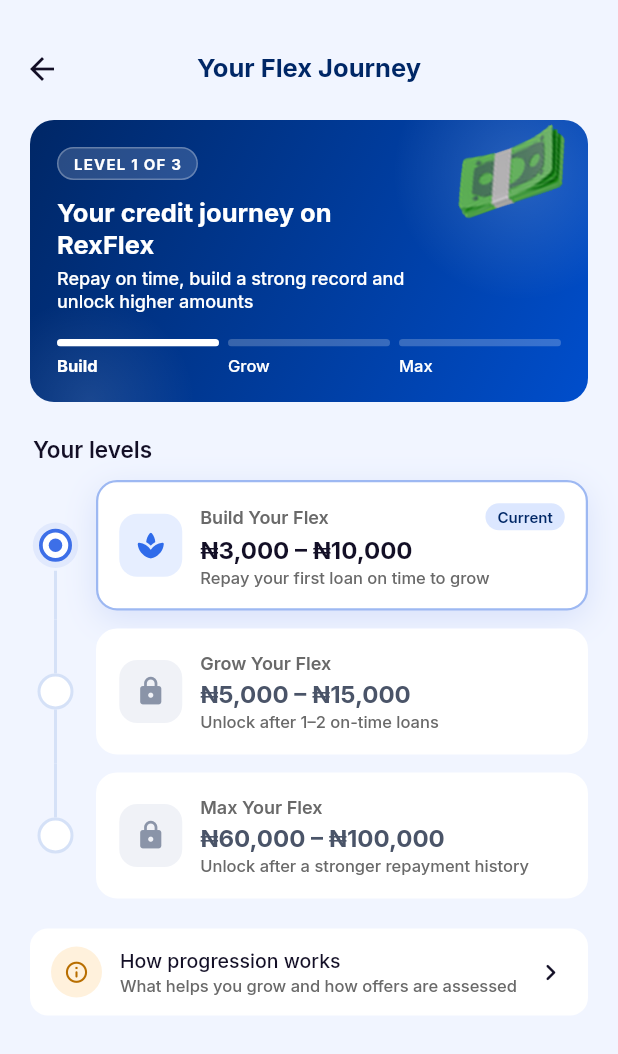
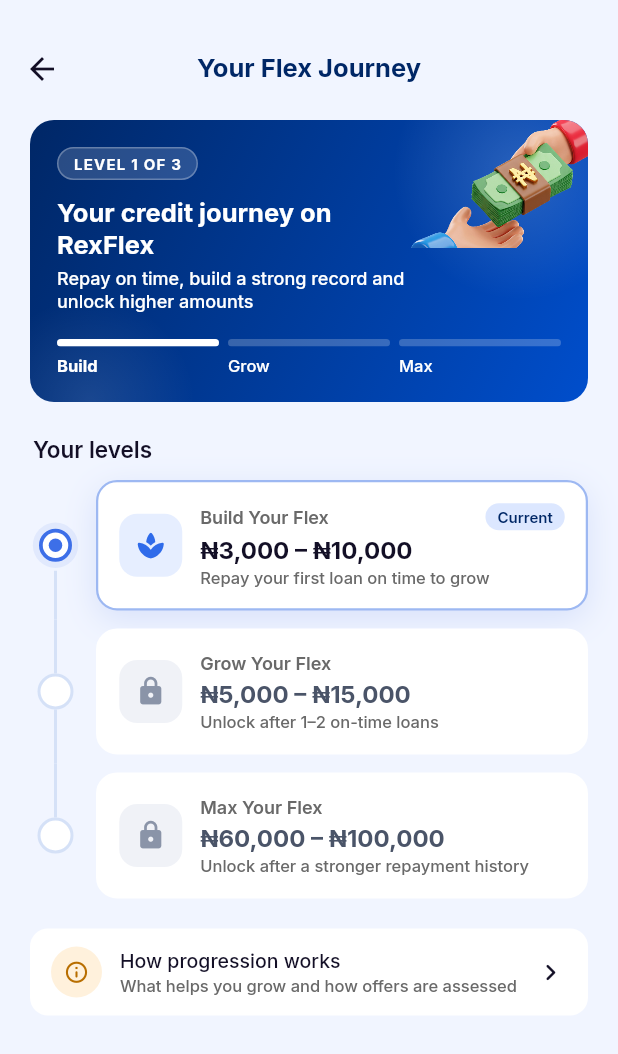
Before and after one commit to Kent-Sammy/rexverse, a Flutter app: the RexFlexDashboard screen opened directly with empty values, after a tap on "View My Flex Journey", on a phone screen of 412 x 824 dp. Shown: the top 1054 px of the screen. Run offline on Flutter 3.47's test engine with Material 3 defaults, Android fonts, the phone set to English and light mode, and no system bars; our stand-ins replace audioplayers, file_picker, flutter_svg, speech_to_text; accounts and stored records are empty; project files that could hold a hidden picture were left out.

Commit message:
RexFlex: use the design owner's Figma exports
Replace the screenshot-cut stand-ins with the exported illustrations
(trimmed to content): hero, flat and tilted cash, and the Flex Journey
hands. Use the exported money icons on the loan stats and the safe-lock
icon on note boxes. Every raster now draws at 3x or better. The term
card shows the tilted cash bleeding off its corner, as in Figma.

Co-Authored-By: Claude Opus 5.5 <noreply@anthropic.com>
Claude-Session: https://claude.ai/code/session_01EjWxE6W9E8HwFDXk54C2wv

```diff
--- a/rex_atlas/lib/core/design_system/rex_icons.dart
+++ b/rex_atlas/lib/core/design_system/rex_icons.dart
@@ -37,7 +37,11 @@ enum RexSvg {
   navBorrow('nav_borrow'),
   navMore('nav_more'),
   eye('eye'), // balance visibility ("Show")
-  chevron('chevron'); // Iconly/Light/Arrow - Down 2 (">" chevrons)
+  chevron('chevron'), // Iconly/Light/Arrow - Down 2 (">" chevrons)
+  // RexFlex exports (keep their own colours):
+  flexMoneyRepaid('flex_money_repaid'), // yellow, "Amount Repaid"
+  flexMoneyTotal('flex_money_total'), // green, "Total Repayment"
+  flexSafeLock('flex_safe_lock'); // amber, note boxes
 
   const RexSvg(this.file);
   final String file;
--- a/rex_atlas/lib/features/rexflex/presentation/screens/rexflex_screens.dart
+++ b/rex_atlas/lib/features/rexflex/presentation/screens/rexflex_screens.dart
@@ -132,15 +132,15 @@ class RexFlexOpener extends StatelessWidget {
                 child: ListView(
                   padding: EdgeInsets.zero,
                   children: [
-                    SizedBox(height: math.max(pad.top, 20) + 26),
+                    SizedBox(height: math.max(pad.top, 20) + 56),
                     const ExcludeSemantics(
                       child: Appear(
                         offset: 20,
                         fromScale: 0.96,
-                        // Fixed 296:210 frame (as in Figma); any export of
-                        // the illustration fills it without moving layout.
+                        // Figma export trimmed to its content (1206 × 681,
+                        // 3× of the 402 pt width).
                         child: AspectRatio(
-                          aspectRatio: 296 / 210,
+                          aspectRatio: 1206 / 681,
                           child: Image(
                             image: AssetImage(FlexAssets.hero),
                             fit: BoxFit.cover,
@@ -149,7 +149,7 @@ class RexFlexOpener extends StatelessWidget {
                         ),
                       ),
                     ),
-                    const SizedBox(height: 26),
+                    const SizedBox(height: 54),
                     Semantics(
                       header: true,
                       child: Text(
@@ -298,6 +298,7 @@ class _RepaymentTermScreenState extends State<RepaymentTermScreen> {
           label: 'Available loan amount',
           amountKobo: widget.offerKobo,
           caption: 'Choose a repayment term that works for you',
+          tiltedCash: true,
         ),
         const SizedBox(height: 12),
         for (var i = 0; i < _terms.length; i++)
@@ -784,9 +785,8 @@ class _LoanDetailsScreenState extends State<LoanDetailsScreen> {
                     child: Row(
                       children: [
                         _Stat(
-                          icon: Icons.account_balance_wallet_rounded,
+                          icon: RexSvg.flexMoneyRepaid,
                           bg: const Color(0xFFFFF4D6),
-                          fg: const Color(0xFFE0A100),
                           label: 'Amount Repaid',
                           value: Naira.grouped(loan.repaidKobo),
                         ),
@@ -795,9 +795,8 @@ class _LoanDetailsScreenState extends State<LoanDetailsScreen> {
                           color: RexColors.divider,
                         ),
                         _Stat(
-                          icon: Icons.account_balance_wallet_rounded,
+                          icon: RexSvg.flexMoneyTotal,
                           bg: const Color(0xFFDDF7E3),
-                          fg: const Color(0xFF22A447),
                           label: 'Total Repayment',
                           value: Naira.grouped(loan.totalKobo),
                         ),
@@ -1018,13 +1017,11 @@ class _Stat extends StatelessWidget {
   const _Stat({
     required this.icon,
     required this.bg,
-    required this.fg,
     required this.label,
     required this.value,
   });
-  final IconData icon;
+  final RexSvg icon;
   final Color bg;
-  final Color fg;
   final String label;
   final String value;
 
@@ -1039,7 +1036,8 @@ class _Stat extends StatelessWidget {
             color: bg,
             borderRadius: BorderRadius.circular(10),
           ),
-          child: Icon(icon, size: 20, color: fg),
+          alignment: Alignment.center,
+          child: RexSvgIcon(icon, size: 22),
         ),
         const SizedBox(width: 10),
         Expanded(
@@ -1288,13 +1286,15 @@ class _JourneyHero extends StatelessWidget {
               bottom: -70,
               child: _Glow(size: 140, alpha: 0.10),
             ),
-            Positioned(
-              right: 10,
-              top: 14,
-              child: Transform.rotate(
-                angle: -0.35,
-                child: const ExcludeSemantics(
-                  child: Image(image: AssetImage(FlexAssets.cash), width: 82),
+            // Figma banner: the hands illustration in the top-right corner.
+            const Positioned(
+              right: 0,
+              top: 0,
+              child: ExcludeSemantics(
+                child: Image(
+                  image: AssetImage(FlexAssets.journey),
+                  width: 118,
+                  filterQuality: FilterQuality.high,
                 ),
               ),
             ),
@@ -1326,7 +1326,7 @@ class _JourneyHero extends StatelessWidget {
                   ),
                   const SizedBox(height: 12),
                   Padding(
-                    padding: const EdgeInsets.only(right: 96),
+                    padding: const EdgeInsets.only(right: 104),
                     child: Column(
                       crossAxisAlignment: CrossAxisAlignment.start,
                       children: [
--- a/rex_atlas/lib/features/rexflex/presentation/widgets/flex_ui.dart
+++ b/rex_atlas/lib/features/rexflex/presentation/widgets/flex_ui.dart
@@ -31,10 +31,11 @@ abstract final class FlexColors {
 }
 
 abstract final class FlexAssets {
-  /// Stand-ins cut from the Figma section screenshot (the MCP export quota
-  /// was used up). Replace with full-resolution exports of the same name.
-  static const hero = 'assets/images/rexflex/rexflex_hero.png';
-  static const cash = 'assets/images/rexflex/rexflex_cash.png';
+  /// Figma exports supplied by the design owner (3×, transparent).
+  static const hero = 'assets/images/rexflex/rexflex_hero.png'; // 1206×681
+  static const cash = 'assets/images/rexflex/rexflex_cash.png'; // 246×124
+  static const cashTilt = 'assets/images/rexflex/rexflex_cash_tilt.png';
+  static const journey = 'assets/images/rexflex/rexflex_journey.png';
 }
 
 /// `₦ 3,112.00` – the balance-card style with a space after the sign.
@@ -251,15 +252,20 @@ class FlexBalanceCard extends StatelessWidget {
     required this.label,
     required this.amountKobo,
     required this.caption,
+    this.tiltedCash = false,
   });
   final String label;
   final int amountKobo;
   final String caption;
 
+  /// The "Available loan amount" card shows the tilted cash bleeding off the
+  /// corner; the balance cards show the flat stack.
+  final bool tiltedCash;
+
   @override
   Widget build(BuildContext context) {
-    return Container(
-      padding: const EdgeInsets.fromLTRB(16, 16, 12, 16),
+    final body = Container(
+      padding: EdgeInsets.fromLTRB(16, 16, tiltedCash ? 96 : 12, 16),
       decoration: BoxDecoration(
         gradient: const LinearGradient(
           colors: [RexColors.userGradientStart, RexColors.userGradientEnd],
@@ -301,8 +307,33 @@ class FlexBalanceCard extends StatelessWidget {
               ],
             ),
           ),
-          const ExcludeSemantics(
-            child: Image(image: AssetImage(FlexAssets.cash), width: 84),
+          if (!tiltedCash)
+            const ExcludeSemantics(
+              child: Image(
+                image: AssetImage(FlexAssets.cash),
+                width: 80,
+                filterQuality: FilterQuality.high,
+              ),
+            ),
+        ],
+      ),
+    );
+    if (!tiltedCash) return body;
+    return ClipRRect(
+      borderRadius: BorderRadius.circular(12),
+      child: Stack(
+        children: [
+          body,
+          const Positioned(
+            right: 0,
+            bottom: 0,
+            child: ExcludeSemantics(
+              child: Image(
+                image: AssetImage(FlexAssets.cashTilt),
+                width: 86,
+                filterQuality: FilterQuality.high,
+              ),
+            ),
           ),
         ],
       ),
@@ -388,7 +419,7 @@ class FlexNote extends StatelessWidget {
     ),
     child: Row(
       children: [
-        const Icon(Icons.shield_rounded, size: 16, color: FlexColors.noteIcon),
+        const RexSvgIcon(RexSvg.flexSafeLock, size: 18),
         const SizedBox(width: 8),
         Expanded(
           child: Text(
```
Also changed, not shown: rex_atlas/lib/features/rexflex/presentation/sheets/flex_sheets.dart (+5 -4 lines), rex_atlas/assets/icons/flex_money_repaid.svg (added), rex_atlas/assets/icons/flex_money_total.svg (added), rex_atlas/assets/icons/flex_safe_lock.svg (added), rex_atlas/assets/images/rexflex/rexflex_cash.png, rex_atlas/assets/images/rexflex/rexflex_cash_tilt.png (added), rex_atlas/assets/images/rexflex/rexflex_hero.png, rex_atlas/assets/images/rexflex/rexflex_journey.png (added), 1 other file.
